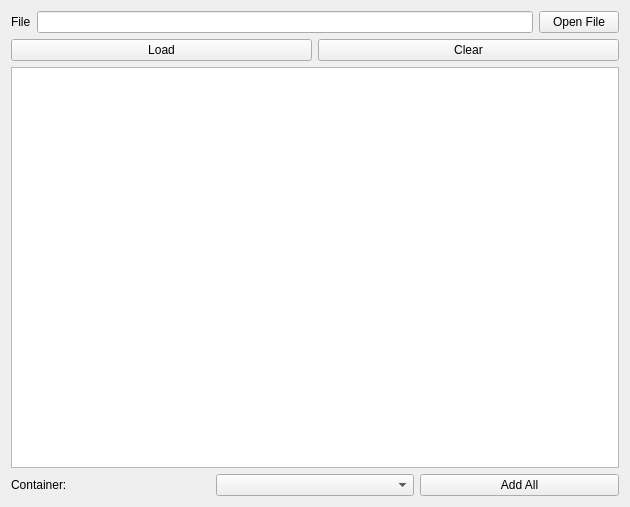
First picture: the form in ui/addFromFileWidget.ui, repository Syadon/BrickCollectionManager, before the edit.
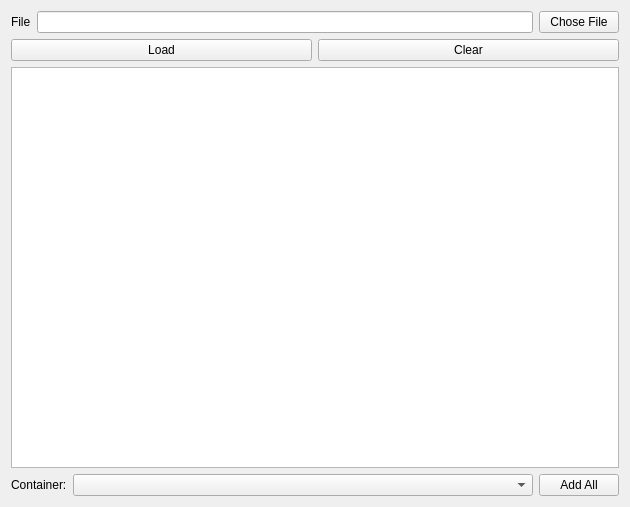
Second picture: the form after the edit.

Commit message: Improved some elemets layout

Patch:
```diff
--- a/ui/addFromFileWidget.ui
+++ b/ui/addFromFileWidget.ui
@@ -29,7 +29,7 @@
      <item>
       <widget class="QPushButton" name="openFileButton">
        <property name="text">
-        <string>Open File</string>
+        <string>Chose File</string>
        </property>
       </widget>
      </item>
@@ -73,7 +73,7 @@
     </widget>
    </item>
    <item>
-    <layout class="QHBoxLayout" name="containerLayout">
+    <layout class="QHBoxLayout" name="containerLayout" stretch="0,2,0">
      <item>
       <widget class="QLabel" name="containerLabel">
        <property name="text">
```
The commit also changes 5 other files.
